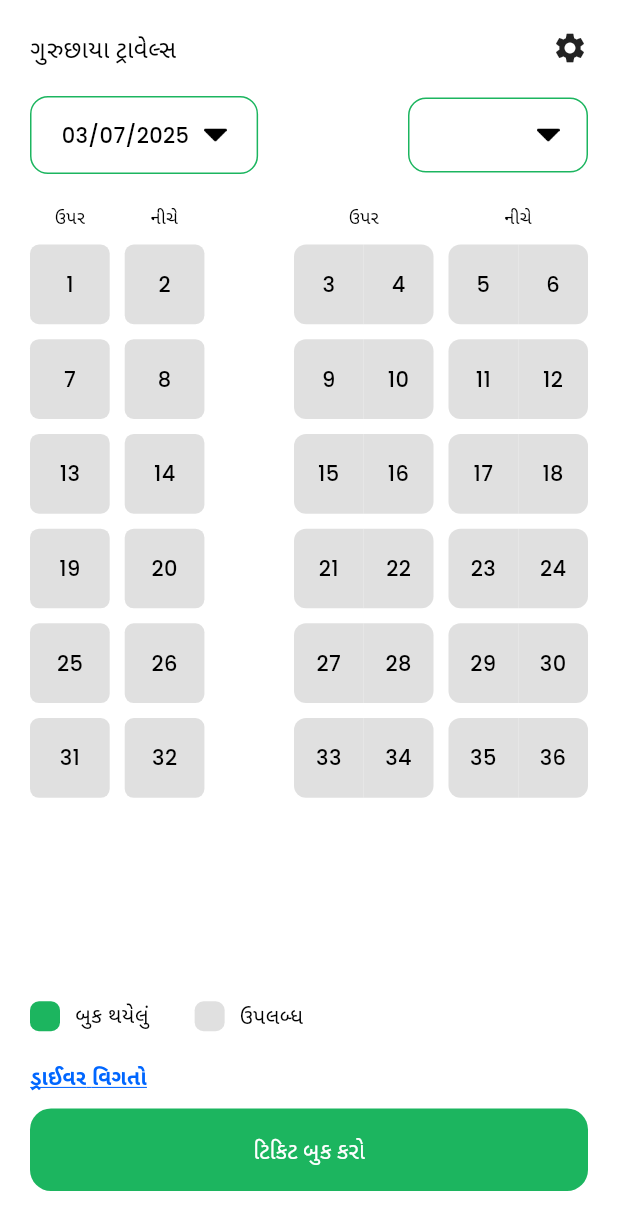
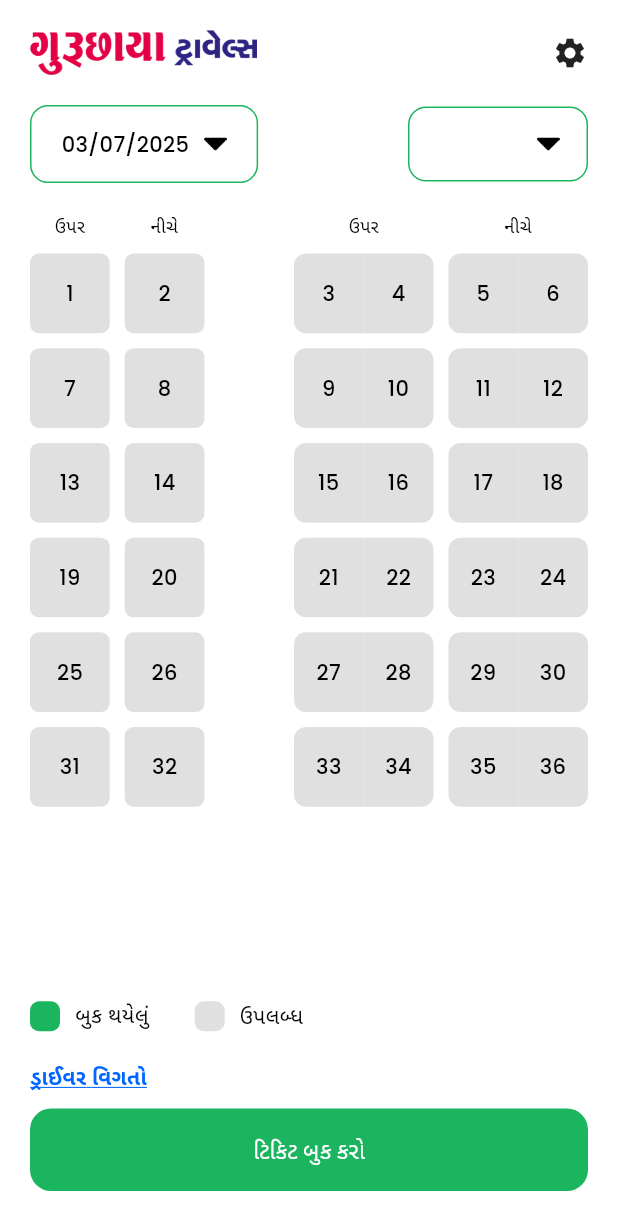
Before and after one commit to priyankvirani/guruchhaya, a Flutter app: the MainScreen screen opened by its route, on a phone screen of 412 x 824 dp. Shown: the top 1230 px of the screen. Run offline on Flutter 3.47's test engine with Material 3 defaults, Android fonts, the phone set to English and light mode, and no system bars; our stand-ins replace flutter_html, flutter_screenutil, flutter_svg, loading_animation_widget, lottie, page_transition and 7 more; missing offline and left inert: animated_snack_bar, flutter_html_to_pdf, flutter_phone_direct_caller, syncfusion_flutter_core, syncfusion_flutter_pdf, syncfusion_flutter_pdfviewer; accounts and stored records are empty.

Commit message:
html update

```diff
--- a/lib/screens/main_screen.dart
+++ b/lib/screens/main_screen.dart
@@ -341,9 +341,10 @@ class _MainScreenState extends State<MainScreen> {
                     children: [
                       Padding(
                         padding: EdgeInsets.symmetric(vertical: Dimens.padding_20),
-                        child: MainAppBar(
-                          title: Languages.of(context)!.guruchhayaTravels,
-                          actions: [
+                        child: Row(
+                          mainAxisAlignment: MainAxisAlignment.spaceBetween,
+                          children: [
+                            Image.asset(Images.guruchhaya,height: Dimens.height_30,),
                             InkWell(
                               onTap: () {
                                 NavigationService.navigateTo(Routes.setting);
@@ -601,7 +602,10 @@ class _MainScreenState extends State<MainScreen> {
                           ),
                         ),
                       ),
-                      AppButton(
+                      Row(
+                        children: [
+                          Expanded(
+                            child: AppButton(
                               label: Languages.of(context)!.bookTicket,
                               onPressed: () {
                                 if (selected.isEmpty) {
@@ -655,10 +659,12 @@ class _MainScreenState extends State<MainScreen> {
                               },
                               width: Responsive.isDesktop(context) ? MediaQuery.of(context).size.width / 3 : MediaQuery.of(context).size.width,
                             ),
+                          ),
                           if (bookingStore.bookingList.isNotEmpty)
-                        AppButton(
-                          margin: EdgeInsets.only(top: Dimens.dimen_10),
+                            Expanded(
+                              child: AppButton(
                                 label: Languages.of(context)!.allBooking,
+                                margin: EdgeInsets.only(left: Dimens.padding_10),
                                 bgColor: Colors.transparent,
                                 isBorder: true,
                                 textColor: primaryColor,
@@ -671,6 +677,9 @@ class _MainScreenState extends State<MainScreen> {
                                             .format(selectedDate)
                                       });
                                 },
+                              ),
+                            ),
+                        ],
                       ),
                       SizedBox(
                         height: Dimens.height_30,
--- a/lib/widgets/app_button.dart
+++ b/lib/widgets/app_button.dart
@@ -24,7 +24,7 @@ class AppButton extends StatelessWidget {
    AppButton(
       {required this.label,
       required this.onPressed,
-      this.width,
+      this.width = double.infinity,
       this.height = 55,
       this.textSize = 15,
       this.radius = 14,
--- a/lib/widgets/app_textfield.dart
+++ b/lib/widgets/app_textfield.dart
@@ -106,9 +106,9 @@ class AppTextField extends StatelessWidget {
                   ),
               hintText: hintText,
               hintStyle: TextStyle(
-                  fontSize: Dimens.fontSize_12,
-                  fontFamily: Fonts.regular,
-                  color: textColor.withOpacity(0.4)),
+                  fontSize: Dimens.fontSize_13,
+                  fontFamily: Fonts.semiBold,
+                  color: redColor),
               labelText: labelText,
               labelStyle: Theme.of(context).textTheme.headlineSmall!.copyWith(
                     fontFamily: Fonts.regular,
```
Also changed, not shown: lib/screens/dialog/passenger_details_dialog.dart (+27 -41 lines). Lines whose indentation alone changed are shown as unchanged.
